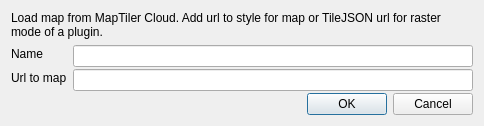
First picture: the form in edit_connection_dialog_base.ui, repository maptiler/qgis-maptiler-plugin, before the edit.
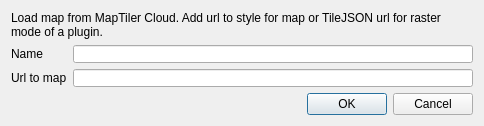
Second picture: the form after the edit.

The edit to the form file:
```diff
--- a/edit_connection_dialog_base.ui
+++ b/edit_connection_dialog_base.ui
@@ -68,7 +68,7 @@
         <bool>true</bool>
        </property>
        <property name="sizePolicy">
-        <sizepolicy hsizetype="Expanding" vsizetype="Preferred">
+        <sizepolicy hsizetype="Expanding" vsizetype="Fixed">
          <horstretch>0</horstretch>
          <verstretch>0</verstretch>
         </sizepolicy>
@@ -76,7 +76,7 @@
        <property name="minimumSize">
         <size>
          <width>400</width>
-         <height>22</height>
+         <height>0</height>
         </size>
        </property>
        <property name="maximumSize">
@@ -117,7 +117,7 @@
         <bool>true</bool>
        </property>
        <property name="sizePolicy">
-        <sizepolicy hsizetype="Expanding" vsizetype="Preferred">
+        <sizepolicy hsizetype="Expanding" vsizetype="Fixed">
          <horstretch>0</horstretch>
          <verstretch>0</verstretch>
         </sizepolicy>
@@ -125,7 +125,7 @@
        <property name="minimumSize">
         <size>
          <width>400</width>
-         <height>22</height>
+         <height>0</height>
         </size>
        </property>
        <property name="maximumSize">
```
